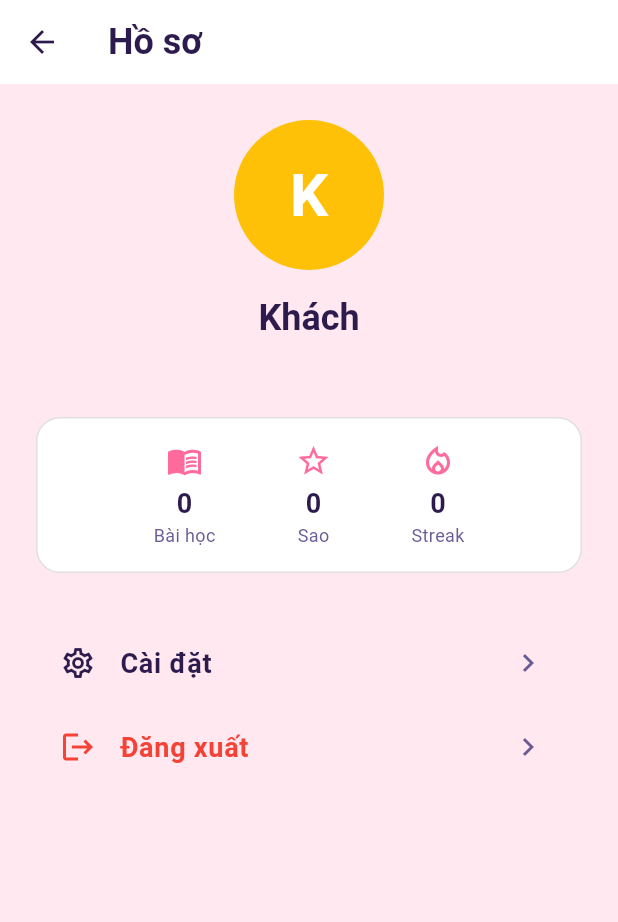
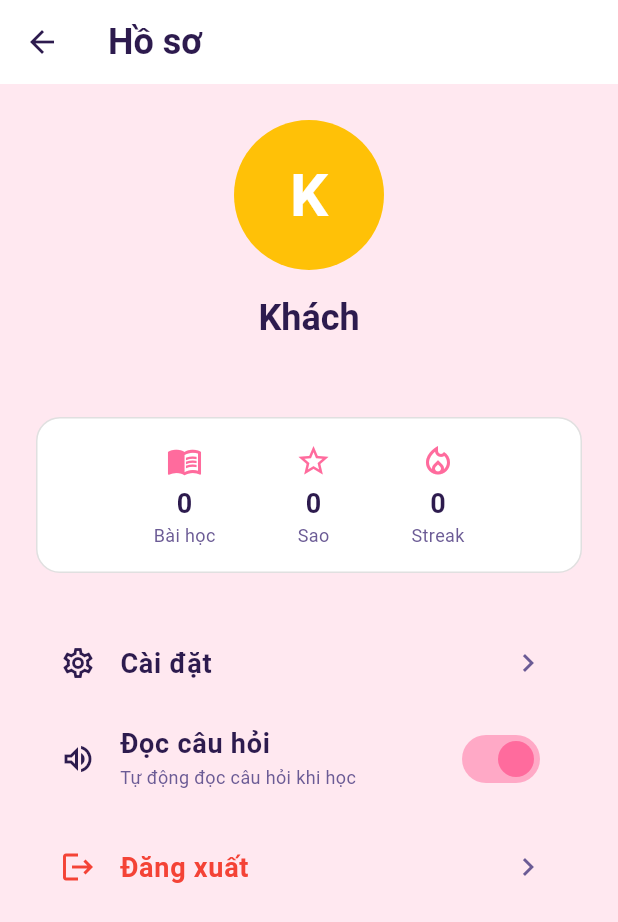
Before and after one commit to s0lut1on/vuihoc, a Flutter app: the ProfileScreen screen opened by its route, on a phone screen of 412 x 824 dp. Shown: the top 922 px of the screen. Run offline on Flutter 3.47's test engine with Material 3 defaults, Android fonts, the phone set to English and light mode, and no system bars; our stand-ins replace dio, flutter_riverpod, go_router, google_sign_in, hive, hive_flutter; missing offline and left inert: dart:html; accounts and stored records are empty; network calls fail; Roboto replaces fonts that are missing (Nunito).

Commit message:
feat: add Voice Hints / Text-to-Speech (TTS)
- Web Speech API integration for reading questions aloud on LessonScreen
- Locale-aware speech (vi-VN / en-GB) with slowed rate (0.9x) for kids
- TTS toggle in ProfileScreen settings, persisted to Hive
- Conditional dart:html import so VM tests compile cleanly
- i18n strings added for TTS settings in vi/en
- Full pipeline passed: format, lint, test, build, docker-dev, e2e

```diff
--- a/math-app/frontend/lib/l10n/app_en.arb
+++ b/math-app/frontend/lib/l10n/app_en.arb
@@ -106,6 +106,8 @@
   "profileTitle": "Profile",
   "profile": "Profile",
   "settings": "Settings",
+  "settingsTtsTitle": "Read question aloud",
+  "settingsTtsSubtitle": "Auto-read questions during lessons",
   "logout": "Logout",
   "guestUser": "Guest",
   "comingSoon": "Coming soon",
--- a/math-app/frontend/lib/l10n/app_localizations.dart
+++ b/math-app/frontend/lib/l10n/app_localizations.dart
@@ -554,6 +554,18 @@ abstract class AppLocalizations {
   /// **'Cài đặt'**
   String get settings;
 
+  /// No description provided for @settingsTtsTitle.
+  ///
+  /// In vi, this message translates to:
+  /// **'Đọc câu hỏi'**
+  String get settingsTtsTitle;
+
+  /// No description provided for @settingsTtsSubtitle.
+  ///
+  /// In vi, this message translates to:
+  /// **'Tự động đọc câu hỏi khi học'**
+  String get settingsTtsSubtitle;
+
   /// No description provided for @logout.
   ///
   /// In vi, this message translates to:
--- a/math-app/frontend/lib/l10n/app_localizations_en.dart
+++ b/math-app/frontend/lib/l10n/app_localizations_en.dart
@@ -247,6 +247,12 @@ class AppLocalizationsEn extends AppLocalizations {
   String get settings => 'Settings';
 
   @override
+  String get settingsTtsTitle => 'Read question aloud';
+
+  @override
+  String get settingsTtsSubtitle => 'Auto-read questions during lessons';
+
+  @override
   String get logout => 'Logout';
 
   @override
--- a/math-app/frontend/lib/l10n/app_localizations_vi.dart
+++ b/math-app/frontend/lib/l10n/app_localizations_vi.dart
@@ -247,6 +247,12 @@ class AppLocalizationsVi extends AppLocalizations {
   String get settings => 'Cài đặt';
 
   @override
+  String get settingsTtsTitle => 'Đọc câu hỏi';
+
+  @override
+  String get settingsTtsSubtitle => 'Tự động đọc câu hỏi khi học';
+
+  @override
   String get logout => 'Đăng xuất';
 
   @override
--- a/math-app/frontend/lib/l10n/app_vi.arb
+++ b/math-app/frontend/lib/l10n/app_vi.arb
@@ -106,6 +106,8 @@
   "profileTitle": "Hồ sơ",
   "profile": "Hồ sơ",
   "settings": "Cài đặt",
+  "settingsTtsTitle": "Đọc câu hỏi",
+  "settingsTtsSubtitle": "Tự động đọc câu hỏi khi học",
   "logout": "Đăng xuất",
   "guestUser": "Khách",
   "comingSoon": "Sắp ra mắt",
--- a/math-app/frontend/lib/providers/app_providers.dart
+++ b/math-app/frontend/lib/providers/app_providers.dart
@@ -13,6 +13,8 @@ final apiServiceProvider =
     Provider<ApiService>((ref) => ApiService()..initialize());
 
 final localeProvider = StateProvider<Locale>((ref) => const Locale('vi', 'VN'));
+
+final ttsEnabledProvider = StateProvider<bool>((ref) => true);
 
 final personaProvider = StateProvider<Persona?>((ref) => null);
 
--- a/math-app/frontend/lib/screens/profile_screen.dart
+++ b/math-app/frontend/lib/screens/profile_screen.dart
@@ -6,6 +6,7 @@ import '../core/app_colors.dart';
 import '../l10n/app_localizations.dart';
 import '../providers/app_providers.dart';
 import '../services/auth_service.dart';
+import '../services/local_storage_service.dart';
 
 class ProfileScreen extends ConsumerWidget {
   const ProfileScreen({super.key});
@@ -106,6 +107,8 @@ class ProfileScreen extends ConsumerWidget {
                 );
               },
             ),
+            _buildTtsTile(context, ref),
+            const SizedBox(height: 8),
             _buildMenuTile(
               icon: Icons.logout,
               title: l10n?.logout ?? 'Logout',
@@ -211,6 +214,39 @@ class ProfileScreen extends ConsumerWidget {
     );
   }
 
+  Widget _buildTtsTile(BuildContext context, WidgetRef ref) {
+    final l10n = AppLocalizations.of(context);
+    final isEnabled = ref.watch(ttsEnabledProvider);
+    return ListTile(
+      leading: Icon(
+        isEnabled ? Icons.volume_up_outlined : Icons.volume_off_outlined,
+        color: AppColors.darkPurple,
+      ),
+      title: Text(
+        l10n?.settingsTtsTitle ?? 'Read question aloud',
+        style: const TextStyle(
+          color: AppColors.darkPurple,
+          fontWeight: FontWeight.w600,
+        ),
+      ),
+      subtitle: Text(
+        l10n?.settingsTtsSubtitle ?? 'Auto-read questions during lessons',
+        style: TextStyle(
+          fontSize: 12,
+          color: AppColors.mutedPurple,
+        ),
+      ),
+      trailing: Switch(
+        value: isEnabled,
+        activeThumbColor: AppColors.primaryPink,
+        onChanged: (value) {
+          ref.read(ttsEnabledProvider.notifier).state = value;
+          LocalStorageService.saveTtsEnabled(value);
+        },
+      ),
+    );
+  }
+
   Widget _buildMenuTile({
     required IconData icon,
     required String title,
--- /dev/null
+++ b/math-app/frontend/lib/services/tts_service.dart
@@ -0,0 +1 @@
+export 'tts_service_stub.dart' if (dart.library.html) 'tts_service_web.dart';
```
Also changed, not shown: math-app/frontend/lib/main.dart (+7 -0 lines), math-app/frontend/lib/screens/lesson_screen.dart (+11 -1 lines), math-app/frontend/lib/screens/login_screen.dart (+34 -2 lines), math-app/frontend/lib/services/local_storage_service.dart (+10 -0 lines), math-app/frontend/lib/services/tts_service_stub.dart (added, +14 -0 lines), math-app/frontend/lib/services/tts_service_web.dart (added, +54 -0 lines), 2 other files.
